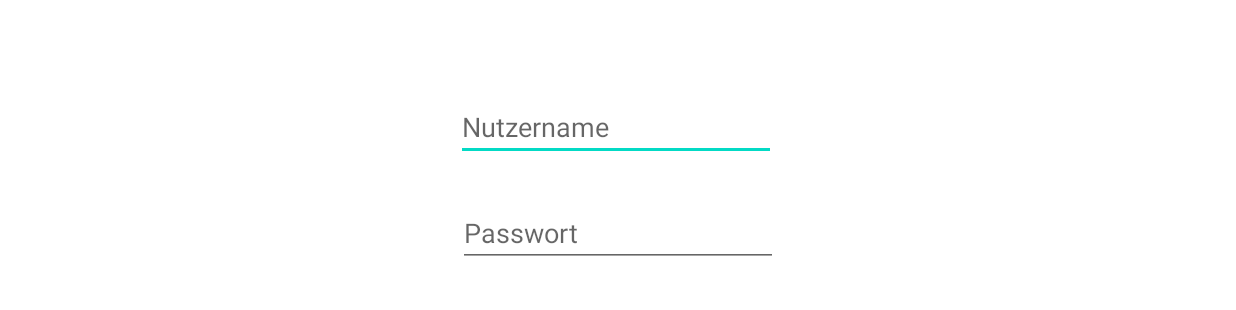
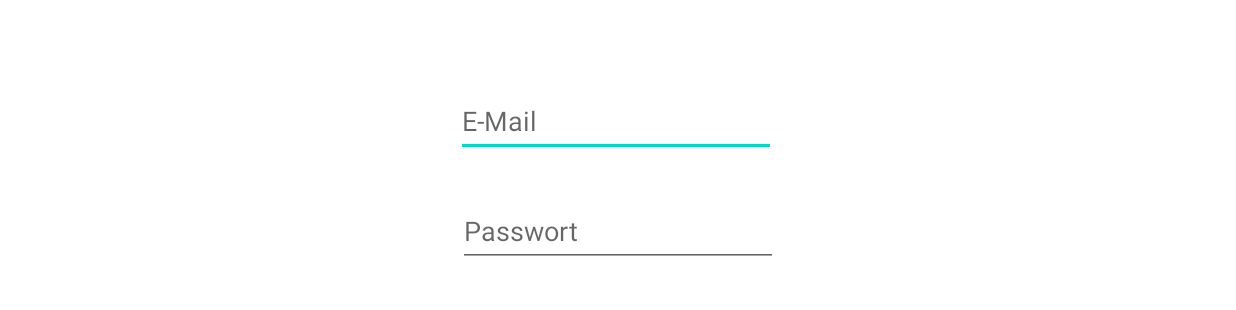
Before and after one commit to se-ii-mankomania/mankomania-app, an Android app: the screen it shows after launch (MainActivityLogin), on a phone screen of 824 x 412 dp (held sideways). Shown: the part 145-455 px from the top of the screen. Run offline under Robolectric (Android 15) with nearby library versions, the phone set to English and light mode, and no system bars.

Commit message:
Register erstellt und activity_register.xml designed
Activity Register erstellt. Layouts in activity_register.xml festgelegt. Kleine Anpassungen in Login und AndroidManifest.xml.

```diff
--- a/app/src/main/java/com/example/mankomania/MainActivityLogin.java
+++ b/app/src/main/java/com/example/mankomania/MainActivityLogin.java
@@ -30,7 +30,7 @@ public class MainActivityLogin extends AppCompatActivity {
         login.setOnClickListener(new View.OnClickListener() {
             @Override
             public void onClick(View v) {
-                EditText usernameInput=findViewById(R.id.Login_Nutzername);
+                EditText usernameInput=findViewById(R.id.Login_Email);
                 EditText passwordInput=findViewById(R.id.Login_Passwort);
                 //TODO Verknüpfung Datenbank und Nutzername & Passwort prüfen
                 boolean isValid=true;
--- a/app/src/main/res/layout/activity_main_login.xml
+++ b/app/src/main/res/layout/activity_main_login.xml
@@ -18,14 +18,16 @@
       app:layout_constraintEnd_toEndOf="@+id/Login_Passwort" />
 
   <EditText
-      android:id="@+id/Login_Nutzername"
+      android:id="@+id/Login_Email"
       android:layout_width="wrap_content"
       android:layout_height="wrap_content"
       android:layout_marginEnd="1dp"
       android:layout_marginBottom="25dp"
+      android:autofillHints=""
       android:ems="10"
-      android:hint="@string/nutzername"
-      android:inputType="text"
+      android:hint="@string/email"
+      android:inputType="textWebEmailAddress"
+      android:minHeight="48dp"
       app:layout_constraintBottom_toTopOf="@+id/Login_Passwort"
       app:layout_constraintEnd_toEndOf="@+id/Login_Passwort" />
 
@@ -34,9 +36,11 @@
       android:layout_width="wrap_content"
       android:layout_height="wrap_content"
       android:layout_marginBottom="24dp"
+      android:autofillHints=""
       android:ems="10"
       android:hint="@string/passwort"
       android:inputType="textPassword"
+      android:minHeight="48dp"
       app:layout_constraintBottom_toTopOf="@+id/Login_LoginButton"
       app:layout_constraintEnd_toEndOf="parent"
       app:layout_constraintStart_toStartOf="parent" />
--- a/app/src/main/res/values/strings.xml
+++ b/app/src/main/res/values/strings.xml
@@ -1,7 +1,7 @@
 <resources>
     <string name="app_name">Mankomania</string>
     <string name="passwort">Passwort</string>
-    <string name="nutzername">Nutzername</string>
+    <string name="email">E-Mail</string>
     <string name="Login">Login</string>
     <string name="gamescore_heading">Willkommen bei Mankomania!</string>
     <string name="ResumeGame">Spiel fortsetzen</string>
@@ -28,4 +28,6 @@
     <string name="Stocks_TrockenölAGtxt">Trockenöl-AG:</string>
     <string name="Stocks_BruchstahlAGtxt">Bruchstahl-AG:</string>
     <string name="Logout">Logout</string>
+    <string name="Register">Register</string>
+    <string name="Register_Heading">Registrierung</string>
 </resources>
```
Also changed, not shown: app/src/main/AndroidManifest.xml (+6 -1 lines), app/src/main/java/com/example/mankomania/Register.java (added, +24 -0 lines), app/src/main/res/layout/activity_register.xml (added, +47 -0 lines).
